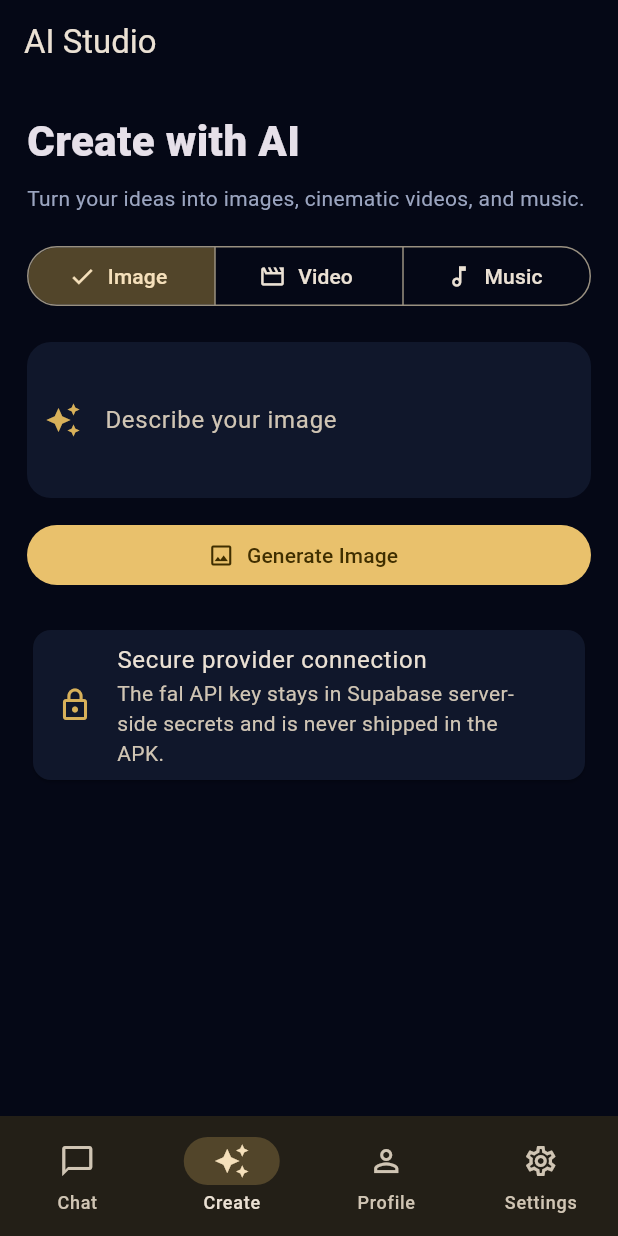
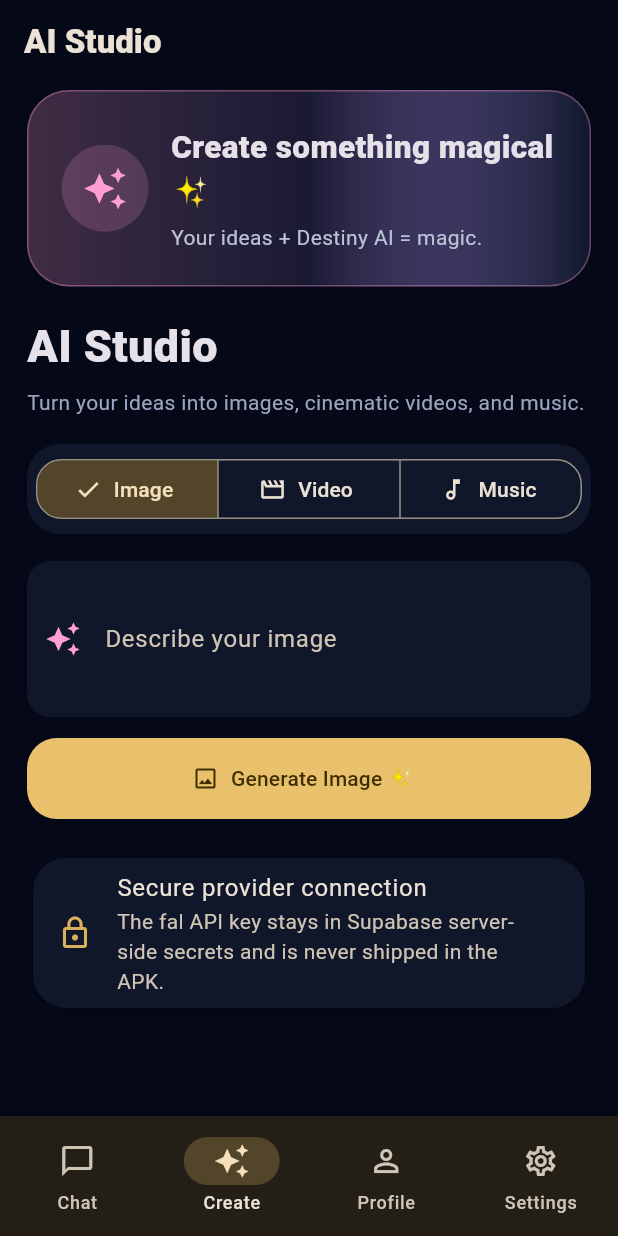
Before and after one commit to emzaro731-byte/Emmanuel-, a Flutter app: the screen it shows once a user with an empty profile is signed in, item 2 of the bottom bar chosen, on a phone screen of 412 x 824 dp. Run offline on Flutter 3.47's test engine with Material 3 defaults, Android fonts, the light colour scheme and no system bars; our stand-ins replace image_picker, shared_preferences, supabase_flutter; accounts and stored records are empty.

Commit message:
feat: make AI Studio cute and premium

```diff
--- a/flutter/lib/screens/media_studio_page.dart
+++ b/flutter/lib/screens/media_studio_page.dart
@@ -3,6 +3,9 @@
 import '../services/media_service.dart';
 
 const studioGold = Color(0xFFD8B15A);
+const studioPink = Color(0xFFFF9ED2);
+const studioPurple = Color(0xFFB89CFF);
+const studioPeach = Color(0xFFFFC6A8);
 const studioCard = Color(0xFF10172B);
 
 class MediaStudioPage extends StatefulWidget {
@@ -33,37 +36,31 @@
       busy = true;
       mediaUrl = null;
       mediaType = null;
-      status = 'Connecting to Destiny AI...';
+      status = '✨ Connecting to Destiny AI...';
     });
 
     try {
       Map<String, dynamic> data;
       if (tab == 0) {
-        status = 'Generating your image...';
+        status = '🎨 Creating your image...';
         data = await MediaService.generateImage(prompt: value);
         mediaUrl = MediaService.extractImageUrl(data);
         mediaType = 'image';
       } else if (tab == 1) {
-        status = 'Generating your video. This can take a few minutes...';
+        status = '🎬 Creating your video... This can take a few minutes.';
         data = await MediaService.generateVideo(prompt: value, sound: videoSound);
         mediaUrl = MediaService.extractVideoUrl(data);
         mediaType = 'video';
       } else {
-        status = 'Composing your music...';
-        data = await MediaService.generateMusic(
-          prompt: value,
-          lyrics: lyrics.text,
-          instrumental: instrumental,
-        );
+        status = '🎵 Composing your music...';
+        data = await MediaService.generateMusic(prompt: value, lyrics: lyrics.text, instrumental: instrumental);
         mediaUrl = MediaService.extractAudioUrl(data);
         mediaType = 'music';
       }
 
       if (!mounted) return;
-      if (mediaUrl == null) {
-        throw Exception('The provider returned no $title URL.');
-      }
-      setState(() => status = '$title ready');
+      if (mediaUrl == null) throw Exception('The provider returned no $title URL.');
+      setState(() => status = '💖 $title ready!');
     } catch (e) {
       if (mounted) {
         setState(() => status = null);
@@ -78,9 +75,7 @@
     final url = mediaUrl;
     if (url == null) return;
     final ok = await launchUrl(Uri.parse(url), mode: LaunchMode.externalApplication);
-    if (!ok && mounted) {
-      ScaffoldMessenger.of(context).showSnackBar(const SnackBar(content: Text('Unable to open the generated media.')));
-    }
+    if (!ok && mounted) ScaffoldMessenger.of(context).showSnackBar(const SnackBar(content: Text('Unable to open the generated media.')));
   }
 
   void changeTab(int value) {
@@ -104,22 +99,42 @@
 
   @override
   Widget build(BuildContext context) {
+    final accent = [studioPink, studioPurple, studioPeach][tab];
     return Scaffold(
       appBar: AppBar(
-        title: const Text('AI Studio'),
+        title: const Text('AI Studio', style: TextStyle(fontWeight: FontWeight.w900)),
         backgroundColor: Colors.transparent,
       ),
       body: ListView(
-        padding: const EdgeInsets.all(18),
+        padding: const EdgeInsets.fromLTRB(18, 4, 18, 30),
         children: [
-          const Text('Create with AI', style: TextStyle(fontSize: 28, fontWeight: FontWeight.w900)),
-          const SizedBox(height: 8),
-          const Text(
-            'Turn your ideas into images, cinematic videos, and music.',
-            style: TextStyle(color: Color(0xFF9BA5C0)),
+          Container(
+            padding: const EdgeInsets.all(22),
+            decoration: BoxDecoration(
+              borderRadius: BorderRadius.circular(28),
+              gradient: LinearGradient(colors: [accent.withValues(alpha: .24), studioPurple.withValues(alpha: .12), studioCard]),
+              border: Border.all(color: accent.withValues(alpha: .35)),
+            ),
+            child: Row(children: [
+              Container(width: 58, height: 58, decoration: BoxDecoration(shape: BoxShape.circle, color: accent.withValues(alpha: .18)), child: Icon(Icons.auto_awesome, color: accent, size: 30)),
+              const SizedBox(width: 15),
+              const Expanded(child: Column(crossAxisAlignment: CrossAxisAlignment.start, children: [
+                Text('Create something magical ✨', style: TextStyle(fontSize: 21, fontWeight: FontWeight.w900)),
+                SizedBox(height: 5),
+                Text('Your ideas + Destiny AI = magic.', style: TextStyle(color: Color(0xFFB9C1D4))),
+              ])),
+            ]),
           ),
           const SizedBox(height: 18),
-          SegmentedButton<int>(
+          const Text('AI Studio', style: TextStyle(fontSize: 30, fontWeight: FontWeight.w900)),
+          const SizedBox(height: 6),
+          const Text('Turn your ideas into images, cinematic videos, and music.', style: TextStyle(color: Color(0xFF9BA5C0))),
+          const SizedBox(height: 18),
+          Container(
+            padding: const EdgeInsets.all(6),
+            decoration: BoxDecoration(color: studioCard, borderRadius: BorderRadius.circular(22)),
+            child: SegmentedButton<int>(
+              style: ButtonStyle(shape: WidgetStatePropertyAll(RoundedRectangleBorder(borderRadius: BorderRadius.circular(17)))),
               segments: const [
                 ButtonSegment(value: 0, icon: Icon(Icons.image_outlined), label: Text('Image')),
                 ButtonSegment(value: 1, icon: Icon(Icons.movie_outlined), label: Text('Video')),
@@ -128,105 +143,72 @@
               selected: {tab},
               onSelectionChanged: (value) => changeTab(value.first),
             ),
-          const SizedBox(height: 20),
+          ),
+          const SizedBox(height: 18),
           TextField(
             controller: prompt,
             minLines: 3,
             maxLines: 7,
             decoration: InputDecoration(
               labelText: tab == 0 ? 'Describe your image' : tab == 1 ? 'Describe your video' : 'Describe your music',
-              hintText: tab == 0
-                  ? 'A cinematic futuristic city at sunset...'
-                  : tab == 1
-                      ? 'A cinematic drone shot over a futuristic Lagos skyline...'
-                      : 'Afrobeat, energetic, uplifting, modern African pop... ',
-              prefixIcon: Icon(tab == 0 ? Icons.auto_awesome : tab == 1 ? Icons.movie_creation_outlined : Icons.music_note, color: studioGold),
+              hintText: tab == 0 ? 'A cute futuristic city at sunset... ✨' : tab == 1 ? 'A cinematic drone shot over a futuristic Lagos skyline... 🎬' : 'Afrobeat, energetic, uplifting, modern African pop... 🎵',
+              prefixIcon: Icon(tab == 0 ? Icons.auto_awesome : tab == 1 ? Icons.movie_creation_outlined : Icons.music_note, color: accent),
             ),
           ),
           if (tab == 1) ...[
             const SizedBox(height: 12),
-            SwitchListTile(
-              contentPadding: EdgeInsets.zero,
-              title: const Text('Generate native video sound'),
+            Card(color: studioCard, shape: RoundedRectangleBorder(borderRadius: BorderRadius.circular(20)), child: SwitchListTile(
+              title: const Text('🎬 Native video sound'),
               subtitle: const Text('Let the video model create matching audio.'),
               value: videoSound,
               onChanged: busy ? null : (value) => setState(() => videoSound = value),
-            ),
+            )),
           ],
           if (tab == 2) ...[
             const SizedBox(height: 12),
-            SwitchListTile(
-              contentPadding: EdgeInsets.zero,
-              title: const Text('Instrumental only'),
+            Card(color: studioCard, shape: RoundedRectangleBorder(borderRadius: BorderRadius.circular(20)), child: SwitchListTile(
+              title: const Text('🎹 Instrumental only'),
               subtitle: const Text('Generate music without vocals.'),
               value: instrumental,
               onChanged: busy ? null : (value) => setState(() => instrumental = value),
-            ),
+            )),
             if (!instrumental) ...[
               const SizedBox(height: 8),
-              TextField(
-                controller: lyrics,
-                minLines: 3,
-                maxLines: 8,
-                decoration: const InputDecoration(
-                  labelText: 'Lyrics (optional)',
-                  hintText: '[Verse]\nWrite your lyrics here...\n[Chorus]\nYour hook goes here...',
-                ),
-              ),
+              TextField(controller: lyrics, minLines: 3, maxLines: 8, decoration: const InputDecoration(labelText: 'Lyrics (optional)', hintText: '[Verse]\nWrite your lyrics here...\n[Chorus]\nYour hook goes here...')),
             ],
           ],
           const SizedBox(height: 14),
-          FilledButton.icon(
+          SizedBox(height: 54, child: FilledButton.icon(
+            style: FilledButton.styleFrom(shape: RoundedRectangleBorder(borderRadius: BorderRadius.circular(20))),
             onPressed: busy ? null : generate,
-            icon: busy
-                ? const SizedBox(width: 18, height: 18, child: CircularProgressIndicator(strokeWidth: 2))
-                : Icon(tab == 0 ? Icons.image_outlined : tab == 1 ? Icons.movie_outlined : Icons.music_note_outlined),
-            label: Text(busy ? 'Creating...' : 'Generate $title'),
-          ),
+            icon: busy ? const SizedBox(width: 18, height: 18, child: CircularProgressIndicator(strokeWidth: 2)) : Icon(tab == 0 ? Icons.image_outlined : tab == 1 ? Icons.movie_outlined : Icons.music_note_outlined),
+            label: Text(busy ? 'Creating your magic...' : 'Generate $title ✨'),
+          )),
           if (status != null) ...[
             const SizedBox(height: 14),
-            Center(child: Text(status!, style: const TextStyle(color: Color(0xFF9BA5C0)))),
+            Center(child: Text(status!, style: TextStyle(color: accent, fontWeight: FontWeight.w700))),
           ],
           if (mediaUrl != null) ...[
             const SizedBox(height: 20),
             Card(
               color: studioCard,
-              child: Padding(
-                padding: const EdgeInsets.all(16),
-                child: Column(
-                  children: [
-                    Icon(
-                      mediaType == 'image' ? Icons.image : mediaType == 'video' ? Icons.movie : Icons.audiotrack,
-                      size: 48,
-                      color: studioGold,
-                    ),
-                    const SizedBox(height: 10),
-                    Text('$title generated successfully', style: const TextStyle(fontSize: 18, fontWeight: FontWeight.w800)),
+              shape: RoundedRectangleBorder(borderRadius: BorderRadius.circular(26), side: BorderSide(color: accent.withValues(alpha: .28))),
+              child: Padding(padding: const EdgeInsets.all(20), child: Column(children: [
+                Container(width: 72, height: 72, decoration: BoxDecoration(shape: BoxShape.circle, color: accent.withValues(alpha: .14)), child: Icon(mediaType == 'image' ? Icons.image : mediaType == 'video' ? Icons.movie : Icons.audiotrack, size: 38, color: accent)),
+                const SizedBox(height: 12),
+                Text('$title generated successfully 💖', style: const TextStyle(fontSize: 18, fontWeight: FontWeight.w800)),
                 const SizedBox(height: 6),
-                    Text(
-                      'Your generated media is ready to preview or open.',
-                      textAlign: TextAlign.center,
-                      style: const TextStyle(color: Color(0xFF9BA5C0)),
-                    ),
+                const Text('Your creation is ready to preview or open.', textAlign: TextAlign.center, style: TextStyle(color: Color(0xFF9BA5C0))),
                 const SizedBox(height: 14),
-                    FilledButton.icon(
-                      onPressed: openMedia,
-                      icon: Icon(mediaType == 'music' ? Icons.play_arrow : Icons.open_in_new),
-                      label: Text(mediaType == 'music' ? 'Play music' : 'Open $title'),
-                    ),
-                  ],
-                ),
-              ),
+                FilledButton.icon(onPressed: openMedia, icon: Icon(mediaType == 'music' ? Icons.play_arrow : Icons.open_in_new), label: Text(mediaType == 'music' ? 'Play music 🎵' : 'Open $title')),
+              ])),
             ),
           ],
           const SizedBox(height: 22),
-          const Card(
+          Card(
             color: studioCard,
-            child: ListTile(
-              leading: Icon(Icons.lock_outline, color: studioGold),
-              title: Text('Secure provider connection'),
-              subtitle: Text('The fal API key stays in Supabase server-side secrets and is never shipped in the APK.'),
-            ),
+            shape: RoundedRectangleBorder(borderRadius: BorderRadius.circular(22)),
+            child: const ListTile(leading: Icon(Icons.lock_outline, color: studioGold), title: Text('Secure provider connection'), subtitle: Text('The fal API key stays in Supabase server-side secrets and is never shipped in the APK.')),
           ),
         ],
       ),
```
Lines whose indentation alone changed are shown as unchanged.
